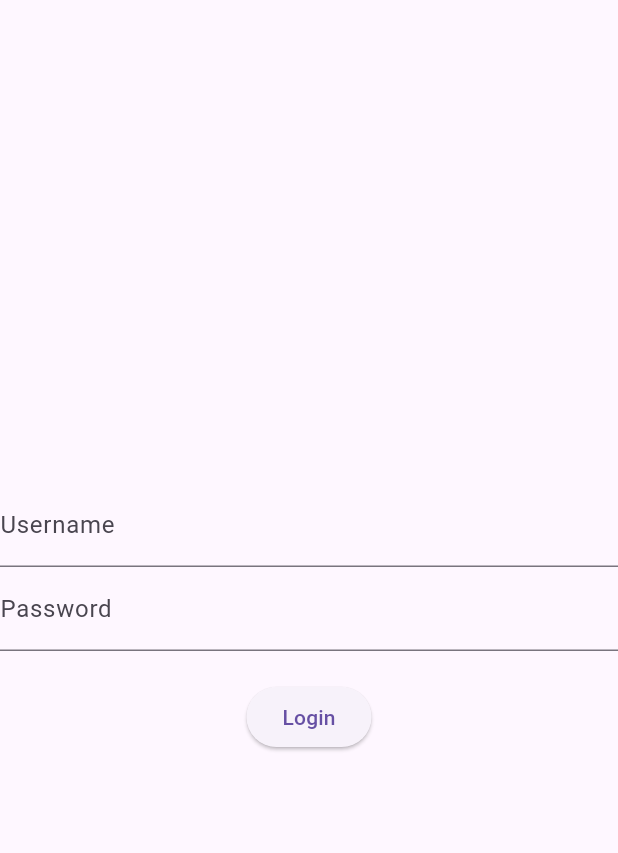
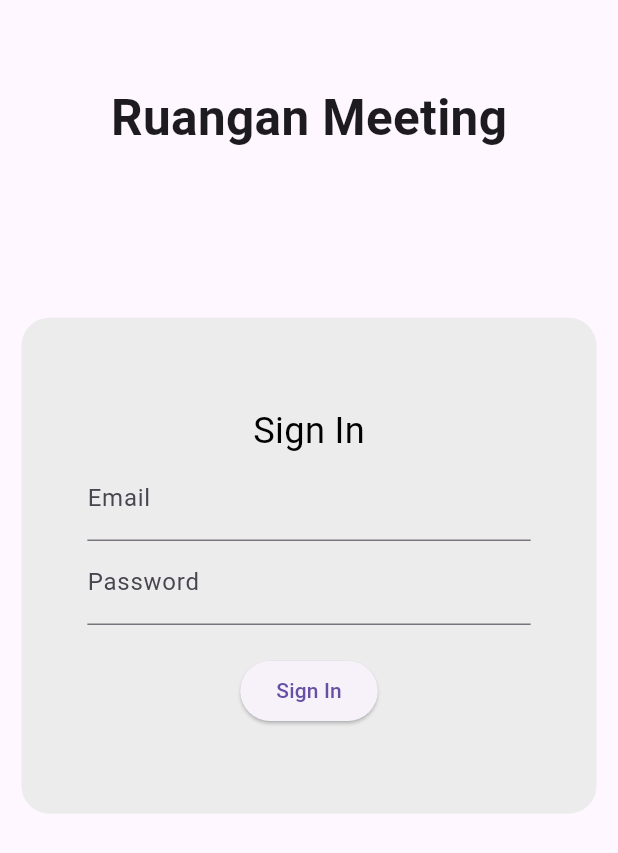
Before and after one commit to derynusaputra/testftldery, a Flutter app: the screen it shows after launch, after a tap on "Next", on a phone screen of 412 x 824 dp. Shown: the top 853 px of the screen. Run offline on Flutter 3.47's test engine with Material 3 defaults, Android fonts, the phone set to English and light mode, and no system bars; our stand-ins replace flutter_screenutil, get, get_storage.

```diff
--- a/lib/pages/auth/sign_in.dart
+++ b/lib/pages/auth/sign_in.dart
@@ -1,4 +1,5 @@
 import 'package:flutter/material.dart';
+import 'package:flutter_screenutil/flutter_screenutil.dart';
 import 'package:ftl_dery/pages/auth/login_controller.dart';
 import 'package:ftl_dery/pages/auth/repo.dart';
 import 'package:get/get.dart';
@@ -18,12 +19,38 @@ class SignInPage extends StatelessWidget {
         body: Center(
       child: Container(
         // decoration: Decoration.,
+        child: ListView(
+          children: [
+            SizedBox(
+              height: 50.w,
+            ),
+            Center(
+              child: Text(
+                "Ruangan Meeting",
+                style: TextStyle(fontSize: 30.w, fontWeight: FontWeight.bold),
+              ),
+            ),
+            SizedBox(
+              height: 100.w,
+            ),
+            Container(
+              margin: EdgeInsets.symmetric(horizontal: 13.w),
+              padding: EdgeInsets.symmetric(horizontal: 40.w),
+              width: 300.w,
+              height: 301.w,
+              decoration: BoxDecoration(
+                  borderRadius: BorderRadius.all(Radius.circular(17.r)),
+                  color: Color(0xffECECEC)),
               child: Column(
                 mainAxisAlignment: MainAxisAlignment.center,
                 children: [
+                  Text(
+                    "Sign In",
+                    style: TextStyle(fontSize: 22.w, color: Colors.black),
+                  ),
                   TextField(
                     controller: usernameController,
-              decoration: InputDecoration(labelText: 'Username'),
+                    decoration: InputDecoration(labelText: 'Email'),
                   ),
                   TextField(
                     controller: passwordController,
@@ -38,11 +65,15 @@ class SignInPage extends StatelessWidget {
                         controller.logins(
                             usernameController.text, passwordController.text);
                       } else {
-                  Get.snackbar("Warning", "Username dan Password Wajib diisi");
+                        Get.snackbar(
+                            "Warning", "Username dan Password Wajib diisi");
                       }
                     },
-              child: Text('Login'),
+                    child: Text('Sign In'),
                   ),
+                ],
+              ),
+            )
           ],
         ),
       ),
--- a/lib/pages/meeting/booking_meet_page.dart
+++ b/lib/pages/meeting/booking_meet_page.dart
@@ -12,6 +12,7 @@ class BookingMeetPage extends StatelessWidget {
         ),
         body: ListView(
           children: [
+            Text("Ruangan Meeting"),
             TextFormField(
               controller: _nameC,
               decoration: InputDecoration(
```
Also changed, not shown: lib/InfinityScroll/MyHome.dart (deleted, +0 -109 lines), lib/InfinityScroll/controllers/user_controller.dart (deleted, +0 -35 lines), lib/InfinityScroll/model/user.dart (deleted, +0 -14 lines), lib/InfinityScroll/repository/user_repository.dart (deleted, +0 -18 lines). Lines whose indentation alone changed are shown as unchanged.
